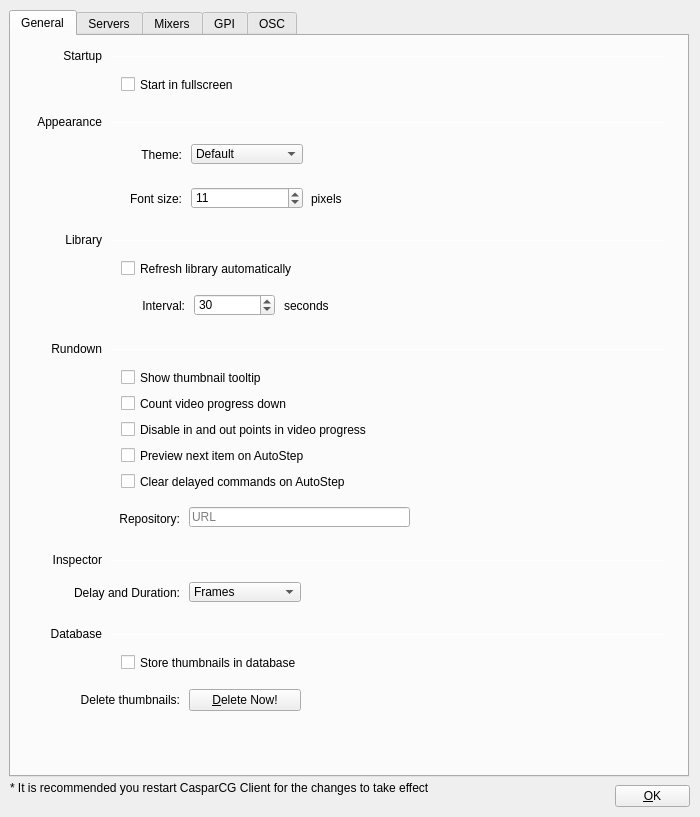
Before: the Qt Designer form src/Widgets/SettingsDialog.ui in CasparCG/client, drawn with Qt 5.
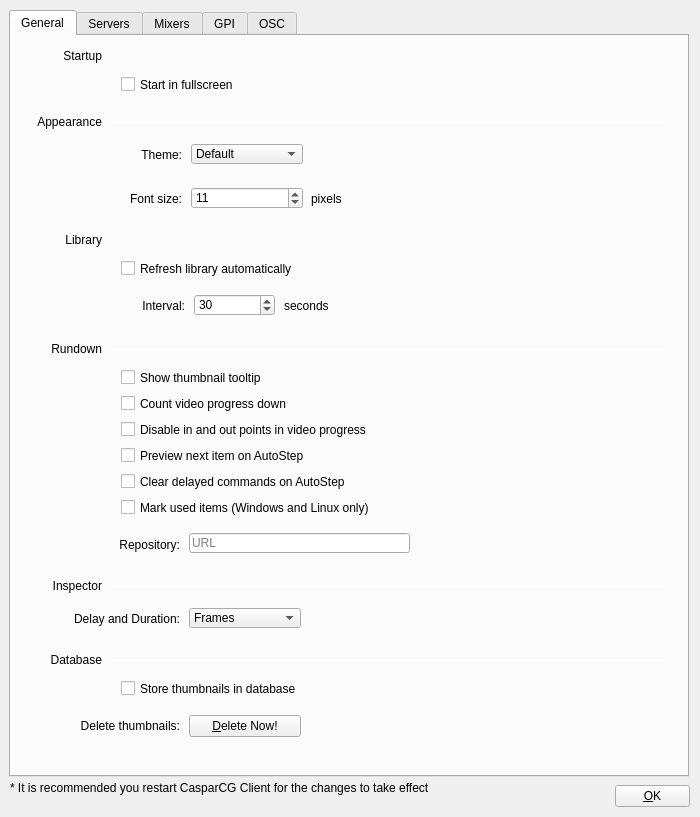
After: the same form once the commit is applied.

Commit message: - NEW: Added option for indicate used items in the rundown.

```diff
--- a/src/Widgets/SettingsDialog.ui
+++ b/src/Widgets/SettingsDialog.ui
@@ -331,7 +331,7 @@
      <property name="geometry">
       <rect>
        <x>10</x>
-       <y>516</y>
+       <y>542</y>
        <width>81</width>
        <height>16</height>
       </rect>
@@ -347,7 +347,7 @@
      <property name="geometry">
       <rect>
        <x>100</x>
-       <y>524</y>
+       <y>550</y>
        <width>555</width>
        <height>1</height>
       </rect>
@@ -360,7 +360,7 @@
      <property name="geometry">
       <rect>
        <x>178</x>
-       <y>546</y>
+       <y>572</y>
        <width>112</width>
        <height>20</height>
       </rect>
@@ -386,7 +386,7 @@
      <property name="geometry">
       <rect>
        <x>28</x>
-       <y>547</y>
+       <y>573</y>
        <width>141</width>
        <height>20</height>
       </rect>
@@ -444,7 +444,7 @@
      <property name="geometry">
       <rect>
        <x>178</x>
-       <y>471</y>
+       <y>497</y>
        <width>221</width>
        <height>20</height>
       </rect>
@@ -460,7 +460,7 @@
      <property name="geometry">
       <rect>
        <x>88</x>
-       <y>473</y>
+       <y>499</y>
        <width>81</width>
        <height>20</height>
       </rect>
@@ -508,7 +508,7 @@
      <property name="geometry">
       <rect>
        <x>100</x>
-       <y>598</y>
+       <y>624</y>
        <width>555</width>
        <height>1</height>
       </rect>
@@ -521,7 +521,7 @@
      <property name="geometry">
       <rect>
        <x>28</x>
-       <y>654</y>
+       <y>680</y>
        <width>141</width>
        <height>20</height>
       </rect>
@@ -537,7 +537,7 @@
      <property name="geometry">
       <rect>
        <x>10</x>
-       <y>590</y>
+       <y>616</y>
        <width>81</width>
        <height>16</height>
       </rect>
@@ -553,7 +553,7 @@
      <property name="geometry">
       <rect>
        <x>178</x>
-       <y>653</y>
+       <y>679</y>
        <width>112</width>
        <height>22</height>
       </rect>
@@ -569,7 +569,7 @@
      <property name="geometry">
       <rect>
        <x>110</x>
-       <y>618</y>
+       <y>644</y>
        <width>291</width>
        <height>17</height>
       </rect>
@@ -581,6 +581,22 @@
       <string>Store thumbnails in database</string>
      </property>
     </widget>
+    <widget class="QCheckBox" name="checkBoxMarkUsedItems">
+     <property name="geometry">
+      <rect>
+       <x>110</x>
+       <y>463</y>
+       <width>291</width>
+       <height>17</height>
+      </rect>
+     </property>
+     <property name="focusPolicy">
+      <enum>Qt::NoFocus</enum>
+     </property>
+     <property name="text">
+      <string>Mark used items (Windows and Linux only)</string>
+     </property>
+    </widget>
    </widget>
    <widget class="QWidget" name="tabDevices">
     <attribute name="title">
```
Left out of the diff: 39 changed lines with no effect on the pictures. The commit also changes 105 other files.
